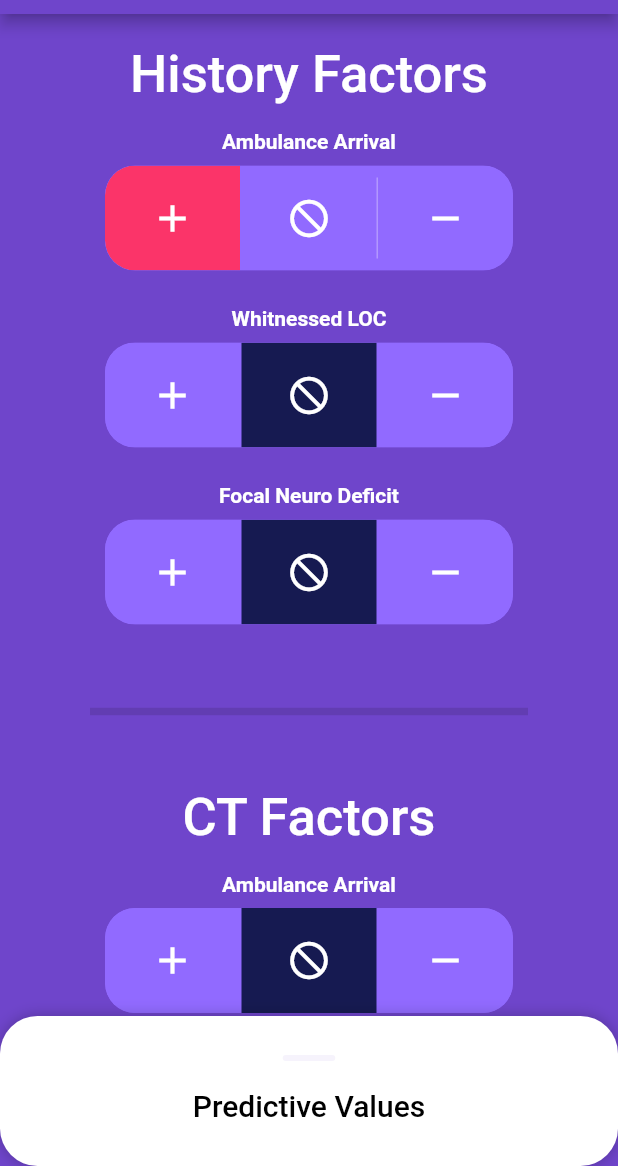
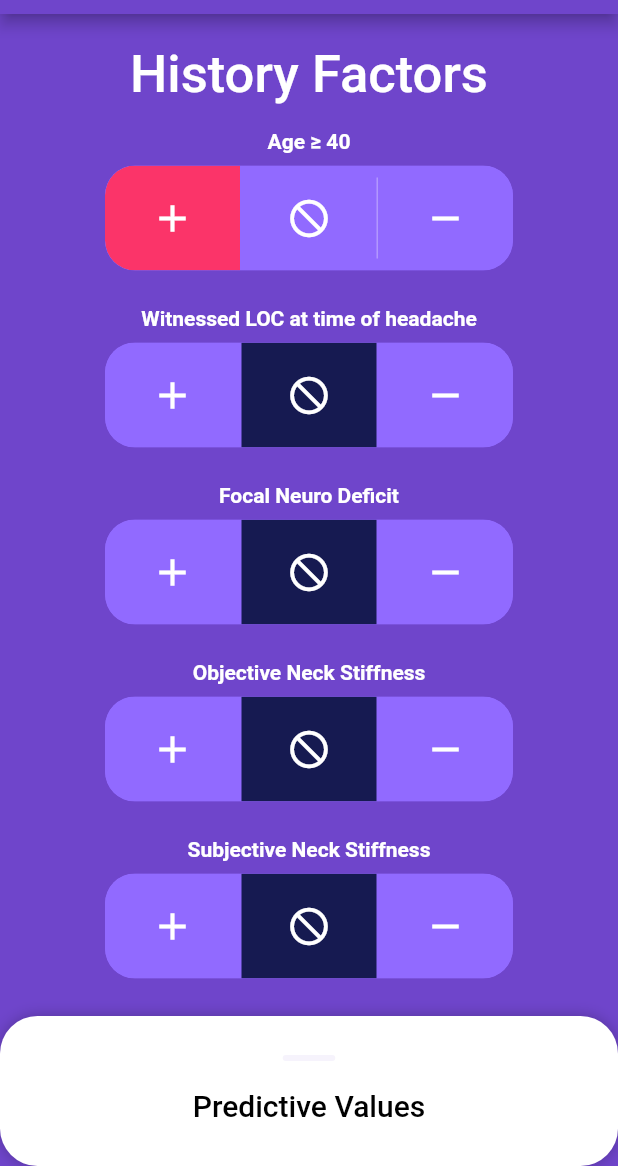
Before and after one commit to gkillick/sah_calculator, a Flutter app: the screen it shows after launch, after a tap on the "add" icon, on a phone screen of 412 x 824 dp, the part 70-1236 px from its top. Run offline on Flutter 3.47's test engine with Material 2 defaults, Android fonts, the phone set to English and light mode, and no system bars; drawn by our look-alikes of sliding_up_panel, toggle_switch.

Commit message:
Toggles adjust values in risk factor brain

```diff
--- a/lib/calculator_page.dart
+++ b/lib/calculator_page.dart
@@ -25,6 +25,7 @@ class _CalculatorPageState extends State<CalculatorPage> {
         controller: _pc,
         maxHeight: 700,
         borderRadius: BorderRadius.circular(25),
+        //sliding panel for Predictive Values
         panel: Column(
           children: [
             TextButton(
@@ -106,10 +107,39 @@ class _CalculatorPageState extends State<CalculatorPage> {
                 style: Theme.of(context).textTheme.headline3,
               ),
               Column(
-                children: riskFactorBrain.getHistoryRiskFactors(),
+                children: riskFactorBrain.getCTriskFactors(),
+              ),
+              Padding(
+                padding: const EdgeInsets.all(40.0),
+                child: Divider(
+                  height: 20,
+                  thickness: 5,
+                  indent: 20,
+                  endIndent: 20,
+                ),
+              ),
+              Text(
+                'LP Factors',
+                style: Theme.of(context).textTheme.headline3,
               ),
               Column(
-                children: riskFactorBrain.getHistoryRiskFactors(),
+                children: riskFactorBrain.getLPriskFactors(),
+              ),
+              Padding(
+                padding: const EdgeInsets.all(40.0),
+                child: Divider(
+                  height: 20,
+                  thickness: 5,
+                  indent: 20,
+                  endIndent: 20,
+                ),
+              ),
+              Text(
+                'Angio Factors',
+                style: Theme.of(context).textTheme.headline3,
+              ),
+              Column(
+                children: riskFactorBrain.getAngioRiskFactors(),
               ),
               SizedBox(
                 height: 210,
@@ -122,6 +152,7 @@ class _CalculatorPageState extends State<CalculatorPage> {
   }
 }
 
+//bottom sheet for displaying predictive values
 class PredictiveValue extends StatelessWidget {
   final String predictiveTitle;
   final double predictiveValue;
--- a/lib/risk_factor_brain.dart
+++ b/lib/risk_factor_brain.dart
@@ -6,14 +6,14 @@ import 'risk_factor.dart';
 class RiskFactorBrain {
   List _historyRiskFactors = [
     RiskFactor(
-        title: "Ambulance Arrival",
-        positiveLR: 2.95,
-        negativeLR: 0.51,
-        sensitivity: 0.59,
-        specificity: 0.8,
+        title: "Age ≥ 40",
+        positiveLR: 1.73,
+        negativeLR: 0.21,
+        sensitivity: 0.9,
+        specificity: 0.7,
         ref: 2),
     RiskFactor(
-        title: "Whitnessed LOC",
+        title: "Witnessed LOC at time of headache",
         positiveLR: 1.87,
         negativeLR: 0.91,
         sensitivity: 0.16,
@@ -25,7 +25,57 @@ class RiskFactorBrain {
         negativeLR: 0.81,
         sensitivity: 0.31,
         specificity: 0.93,
-        ref: 2)
+        ref: 2),
+    RiskFactor(
+        title: "Objective Neck Stiffness",
+        positiveLR: 6.59,
+        negativeLR: 0.78,
+        sensitivity: 0.29,
+        specificity: 0.96,
+        ref: 2),
+    RiskFactor(
+        title: "Subjective Neck Stiffness",
+        positiveLR: 4.12,
+        negativeLR: 0.73,
+        sensitivity: 0.33,
+        specificity: 0.95,
+        ref: 2),
+    RiskFactor(
+        title: "Exertion at onset",
+        positiveLR: 1.7,
+        negativeLR: 0.88,
+        sensitivity: 0.29,
+        specificity: 0.87,
+        ref: 2),
+    RiskFactor(
+        title: "Vomiting",
+        positiveLR: 1.92,
+        negativeLR: 0.52,
+        sensitivity: 0.65,
+        specificity: 0.72,
+        ref: 2),
+    RiskFactor(
+        title: "Burst of Explode at onset (1s to peak)",
+        positiveLR: 1.34,
+        negativeLR: 0.74,
+        sensitivity: 0.58,
+        specificity: 0.5,
+        ref: 2),
+    RiskFactor(
+        title: "Worst Headache of Life",
+        positiveLR: 1.25,
+        negativeLR: 0.24,
+        sensitivity: 0.89,
+        specificity: 0.26,
+        ref: 2),
+    RiskFactor(
+        title: "Altered Mental Status",
+        positiveLR: 2.18,
+        negativeLR: 0.87,
+        sensitivity: 0.25,
+        specificity: 0.91,
+        ref: 2),
+    //add in other factors
   ];
 
   List _ctRiskFactors = [
@@ -52,7 +102,7 @@ class RiskFactorBrain {
         ref: 2)
   ];
 
-  List _lpFactors = [
+  List _lpRiskFactors = [
     RiskFactor(
         title: "Xanthochromia on visual inspection",
         positiveLR: 12.56,
@@ -69,7 +119,7 @@ class RiskFactorBrain {
         ref: 2),
   ];
 
-  List _angioFactors = [
+  List _angioRiskFactors = [
     RiskFactor(
         title: "Negative CT Angiogram",
         positiveLR: 1.0 / 0.0,
@@ -86,4 +136,32 @@ class RiskFactorBrain {
     }
     return factors;
   }
+
+  List<Widget> getCTriskFactors() {
+    List<Widget> factors = [];
+    for (RiskFactor riskFactor in _ctRiskFactors) {
+      factors.add(RiskFactorToggle(riskFactor));
+    }
+    return factors;
+  }
+
+  List<Widget> getLPriskFactors() {
+    List<Widget> factors = [];
+    for (RiskFactor riskFactor in _lpRiskFactors) {
+      factors.add(RiskFactorToggle(riskFactor));
+    }
+    return factors;
+  }
+
+  List<Widget> getAngioRiskFactors() {
+    List<Widget> factors = [];
+    for (RiskFactor riskFactor in _angioRiskFactors) {
+      factors.add(RiskFactorToggle(riskFactor));
+    }
+    return factors;
+  }
+
+  RiskFactor getRiskFactor() {
+    return _historyRiskFactors.first;
+  }
 }
--- a/lib/risk_factor_toggle.dart
+++ b/lib/risk_factor_toggle.dart
@@ -1,5 +1,7 @@
 import 'package:flutter/material.dart';
+import 'package:sah_calculator/calculator_page.dart';
 import 'package:sah_calculator/risk_factor.dart';
+import 'package:sah_calculator/risk_factor_brain.dart';
 import 'package:toggle_switch/toggle_switch.dart';
 
 class RiskFactorToggle extends StatelessWidget {
@@ -37,7 +39,8 @@ class RiskFactorToggle extends StatelessWidget {
               Color(0xFF73C9E2),
             ],
             onToggle: (index) {
-              print('switched to: $index');
+              //update selected risk factor
+              riskFactor.selected = index;
             },
           ),
         ],
```
